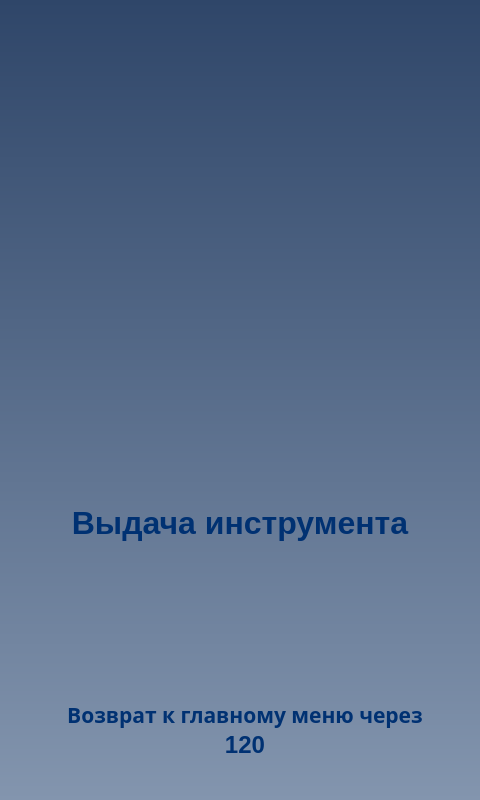
Before: the Qt Designer form client/GUI/ui/screen_32_wait.ui in komrade2801/AutoSklad, drawn with Qt 5.
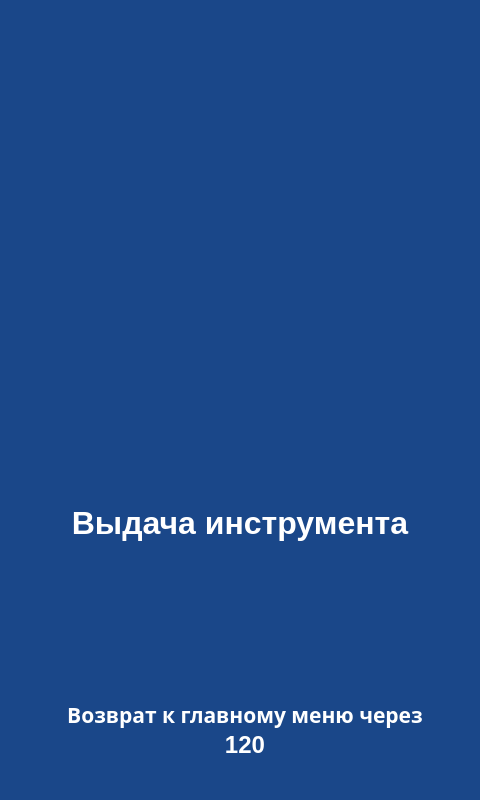
After: the same form once the commit is applied. Icons and pictures are not drawn.

Patch:
```diff
--- a/client/GUI/ui/screen_32_wait.ui
+++ b/client/GUI/ui/screen_32_wait.ui
@@ -14,7 +14,31 @@
    <string>screen_32_wait</string>
   </property>
   <property name="styleSheet">
-   <string notr="true">background-color: qlineargradient(spread:pad, x1:0.5, y1:0, x2:0.5, y2:1, stop:0 rgba(47, 70, 105, 255), stop:1 rgba(131, 149, 174, 255));</string>
+   <string notr="true">QWidget{
+	background-color: #1A4789;
+}
+QLabel {
+	background: none;
+	color: #FFFFFF;
+	border-width: 0px;
+	border-radius: 0px;
+}
+#background {
+	color: #FFFFFF;
+	background-color: #1A4789;
+	border-width: 2px;
+	border-style: groove;
+	border-color: #ff9923;
+	border-radius: 0px;
+}
+QPushButton {
+	color: #000000;
+	background-color: #86B7F4;
+	border-width: 2px;
+	border-style: outset;
+	border-color: #EAA657;
+	border-radius: 10px;
+}</string>
   </property>
   <widget class="QLabel" name="lbl_info_1">
    <property name="geometry">
@@ -31,9 +55,9 @@
       <colorrole role="WindowText">
        <brush brushstyle="SolidPattern">
         <color alpha="255">
-         <red>0</red>
-         <green>49</green>
-         <blue>114</blue>
+         <red>255</red>
+         <green>255</green>
+         <blue>255</blue>
         </color>
        </brush>
       </colorrole>
@@ -60,18 +84,18 @@
       <colorrole role="Text">
        <brush brushstyle="SolidPattern">
         <color alpha="255">
-         <red>0</red>
-         <green>49</green>
-         <blue>114</blue>
+         <red>255</red>
+         <green>255</green>
+         <blue>255</blue>
         </color>
        </brush>
       </colorrole>
       <colorrole role="ButtonText">
        <brush brushstyle="SolidPattern">
         <color alpha="255">
-         <red>0</red>
-         <green>49</green>
-         <blue>114</blue>
+         <red>255</red>
+         <green>255</green>
+         <blue>255</blue>
         </color>
        </brush>
       </colorrole>
@@ -118,9 +142,9 @@
       <colorrole role="PlaceholderText">
        <brush brushstyle="NoBrush">
         <color alpha="128">
-         <red>0</red>
-         <green>49</green>
-         <blue>114</blue>
+         <red>255</red>
+         <green>255</green>
+         <blue>255</blue>
         </color>
        </brush>
       </colorrole>
@@ -129,9 +153,9 @@
       <colorrole role="WindowText">
        <brush brushstyle="SolidPattern">
         <color alpha="255">
-         <red>0</red>
-         <green>49</green>
-         <blue>114</blue>
+         <red>255</red>
+         <green>255</green>
+         <blue>255</blue>
         </color>
        </brush>
       </colorrole>
@@ -158,18 +182,18 @@
       <colorrole role="Text">
        <brush brushstyle="SolidPattern">
         <color alpha="255">
-         <red>0</red>
-         <green>49</green>
-         <blue>114</blue>
+         <red>255</red>
+         <green>255</green>
+         <blue>255</blue>
         </color>
        </brush>
       </colorrole>
       <colorrole role="ButtonText">
        <brush brushstyle="SolidPattern">
         <color alpha="255">
-         <red>0</red>
-         <green>49</green>
-         <blue>114</blue>
+         <red>255</red>
+         <green>255</green>
+         <blue>255</blue>
         </color>
        </brush>
       </colorrole>
@@ -216,9 +240,9 @@
       <colorrole role="PlaceholderText">
        <brush brushstyle="NoBrush">
         <color alpha="128">
-         <red>0</red>
-         <green>49</green>
-         <blue>114</blue>
+         <red>255</red>
+         <green>255</green>
+         <blue>255</blue>
         </color>
        </brush>
       </colorrole>
@@ -227,9 +251,9 @@
       <colorrole role="WindowText">
        <brush brushstyle="SolidPattern">
         <color alpha="255">
-         <red>0</red>
-         <green>49</green>
-         <blue>114</blue>
+         <red>255</red>
+         <green>255</green>
+         <blue>255</blue>
         </color>
        </brush>
       </colorrole>
@@ -256,18 +280,18 @@
       <colorrole role="Text">
        <brush brushstyle="SolidPattern">
         <color alpha="255">
-         <red>0</red>
-         <green>49</green>
-         <blue>114</blue>
+         <red>255</red>
+         <green>255</green>
+         <blue>255</blue>
         </color>
        </brush>
       </colorrole>
       <colorrole role="ButtonText">
        <brush brushstyle="SolidPattern">
         <color alpha="255">
-         <red>0</red>
-         <green>49</green>
-         <blue>114</blue>
+         <red>255</red>
+         <green>255</green>
+         <blue>255</blue>
         </color>
        </brush>
       </colorrole>
@@ -314,9 +338,9 @@
       <colorrole role="PlaceholderText">
        <brush brushstyle="NoBrush">
         <color alpha="128">
-         <red>0</red>
-         <green>49</green>
-         <blue>114</blue>
+         <red>255</red>
+         <green>255</green>
+         <blue>255</blue>
         </color>
        </brush>
       </colorrole>
@@ -330,10 +354,6 @@
      <bold>true</bold>
     </font>
    </property>
-   <property name="styleSheet">
-    <string notr="true">color: rgb(0, 49, 114);
-background-color: qlineargradient(spread:pad, x1:0, y1:0, x2:1, y2:0, stop:0 rgba(0, 0, 0, 0), stop:1 rgba(255, 255, 255, 0));</string>
-   </property>
    <property name="text">
     <string>Выдача инструмента</string>
    </property>
@@ -350,9 +370,6 @@
      <height>250</height>
     </rect>
    </property>
-   <property name="styleSheet">
-    <string notr="true">background-color: qradialgradient(spread:pad, cx:0.5, cy:0.5, radius:0.5, fx:0.5, fy:0.5, stop:0.551136 rgba(0, 0, 0, 0));</string>
-   </property>
    <property name="text">
     <string/>
    </property>
@@ -378,9 +395,9 @@
       <colorrole role="WindowText">
        <brush brushstyle="SolidPattern">
         <color alpha="255">
-         <red>0</red>
-         <green>49</green>
-         <blue>114</blue>
+         <red>255</red>
+         <green>255</green>
+         <blue>255</blue>
         </color>
        </brush>
       </colorrole>
@@ -407,18 +424,18 @@
       <colorrole role="Text">
        <brush brushstyle="SolidPattern">
         <color alpha="255">
-         <red>0</red>
-         <green>49</green>
-         <blue>114</blue>
+         <red>255</red>
+         <green>255</green>
+         <blue>255</blue>
         </color>
        </brush>
       </colorrole>
       <colorrole role="ButtonText">
        <brush brushstyle="SolidPattern">
         <color alpha="255">
-         <red>0</red>
-         <green>49</green>
-         <blue>114</blue>
+         <red>255</red>
+         <green>255</green>
+         <blue>255</blue>
         </color>
        </brush>
       </colorrole>
@@ -465,9 +482,9 @@
       <colorrole role="PlaceholderText">
        <brush brushstyle="NoBrush">
         <color alpha="128">
-         <red>0</red>
-         <green>49</green>
-         <blue>114</blue>
+         <red>255</red>
+         <green>255</green>
+         <blue>255</blue>
         </color>
        </brush>
       </colorrole>
@@ -476,9 +493,9 @@
       <colorrole role="WindowText">
        <brush brushstyle="SolidPattern">
         <color alpha="255">
-         <red>0</red>
-         <green>49</green>
-         <blue>114</blue>
+         <red>255</red>
+         <green>255</green>
+         <blue>255</blue>
         </color>
        </brush>
       </colorrole>
@@ -505,18 +522,18 @@
       <colorrole role="Text">
        <brush brushstyle="SolidPattern">
         <color alpha="255">
-         <red>0</red>
-         <green>49</green>
-         <blue>114</blue>
+         <red>255</red>
+         <green>255</green>
+         <blue>255</blue>
         </color>
        </brush>
       </colorrole>
       <colorrole role="ButtonText">
        <brush brushstyle="SolidPattern">
         <color alpha="255">
-         <red>0</red>
-         <green>49</green>
-         <blue>114</blue>
+         <red>255</red>
+         <green>255</green>
+         <blue>255</blue>
         </color>
        </brush>
       </colorrole>
@@ -563,9 +580,9 @@
       <colorrole role="PlaceholderText">
        <brush brushstyle="NoBrush">
         <color alpha="128">
-         <red>0</red>
-         <green>49</green>
-         <blue>114</blue>
+         <red>255</red>
+         <green>255</green>
+         <blue>255</blue>
         </color>
        </brush>
       </colorrole>
@@ -574,9 +591,9 @@
       <colorrole role="WindowText">
        <brush brushstyle="SolidPattern">
         <color alpha="255">
-         <red>0</red>
-         <green>49</green>
-         <blue>114</blue>
+         <red>255</red>
+         <green>255</green>
+         <blue>255</blue>
         </color>
        </brush>
       </colorrole>
@@ -603,18 +620,18 @@
       <colorrole role="Text">
        <brush brushstyle="SolidPattern">
         <color alpha="255">
-         <red>0</red>
-         <green>49</green>
-         <blue>114</blue>
+         <red>255</red>
+         <green>255</green>
+         <blue>255</blue>
         </color>
        </brush>
       </colorrole>
       <colorrole role="ButtonText">
        <brush brushstyle="SolidPattern">
         <color alpha="255">
-         <red>0</red>
-         <green>49</green>
-         <blue>114</blue>
+         <red>255</red>
+         <green>255</green>
+         <blue>255</blue>
         </color>
        </brush>
       </colorrole>
@@ -661,9 +678,9 @@
       <colorrole role="PlaceholderText">
        <brush brushstyle="NoBrush">
         <color alpha="128">
-         <red>0</red>
-         <green>49</green>
-         <blue>114</blue>
+         <red>255</red>
+         <green>255</green>
+         <blue>255</blue>
         </color>
        </brush>
       </colorrole>
@@ -678,10 +695,6 @@
      <bold>true</bold>
     </font>
    </property>
-   <property name="styleSheet">
-    <string notr="true">color: rgb(0, 49, 114);
-background-color: qlineargradient(spread:pad, x1:0, y1:0, x2:1, y2:0, stop:0 rgba(0, 0, 0, 0), stop:1 rgba(255, 255, 255, 0));</string>
-   </property>
    <property name="text">
     <string>Возврат к главному меню через</string>
    </property>
@@ -704,9 +717,9 @@
       <colorrole role="WindowText">
        <brush brushstyle="SolidPattern">
         <color alpha="255">
-         <red>0</red>
-         <green>49</green>
-         <blue>114</blue>
+         <red>255</red>
+         <green>255</green>
+         <blue>255</blue>
         </color>
        </brush>
       </colorrole>
@@ -733,18 +746,18 @@
       <colorrole role="Text">
        <brush brushstyle="SolidPattern">
         <color alpha="255">
-         <red>0</red>
-         <green>49</green>
-         <blue>114</blue>
+         <red>255</red>
+         <green>255</green>
+         <blue>255</blue>
         </color>
        </brush>
       </colorrole>
       <colorrole role="ButtonText">
        <brush brushstyle="SolidPattern">
         <color alpha="255">
-         <red>0</red>
-         <green>49</green>
-         <blue>114</blue>
+         <red>255</red>
+         <green>255</green>
+         <blue>255</blue>
         </color>
        </brush>
       </colorrole>
@@ -791,9 +804,9 @@
       <colorrole role="PlaceholderText">
        <brush brushstyle="NoBrush">
         <color alpha="128">
-         <red>0</red>
-         <green>49</green>
-         <blue>114</blue>
+         <red>255</red>
+         <green>255</green>
+         <blue>255</blue>
         </color>
        </brush>
       </colorrole>
@@ -802,9 +815,9 @@
       <colorrole role="WindowText">
        <brush brushstyle="SolidPattern">
         <color alpha="255">
-         <red>0</red>
-         <green>49</green>
-         <blue>114</blue>
+         <red>255</red>
+         <green>255</green>
+         <blue>255</blue>
         </color>
        </brush>
       </colorrole>
@@ -831,18 +844,18 @@
       <colorrole role="Text">
        <brush brushstyle="SolidPattern">
         <color alpha="255">
-         <red>0</red>
-         <green>49</green>
-         <blue>114</blue>
+         <red>255</red>
+         <green>255</green>
+         <blue>255</blue>
         </color>
        </brush>
       </colorrole>
       <colorrole role="ButtonText">
        <brush brushstyle="SolidPattern">
         <color alpha="255">
-         <red>0</red>
-         <green>49</green>
-         <blue>114</blue>
+         <red>255</red>
+         <green>255</green>
+         <blue>255</blue>
         </color>
        </brush>
       </colorrole>
@@ -889,9 +902,9 @@
       <colorrole role="PlaceholderText">
        <brush brushstyle="NoBrush">
         <color alpha="128">
-         <red>0</red>
-         <green>49</green>
-         <blue>114</blue>
+         <red>255</red>
+         <green>255</green>
+         <blue>255</blue>
         </color>
        </brush>
       </colorrole>
@@ -900,9 +913,9 @@
       <colorrole role="WindowText">
        <brush brushstyle="SolidPattern">
         <color alpha="255">
-         <red>0</red>
-         <green>49</green>
-         <blue>114</blue>
+         <red>255</red>
+         <green>255</green>
+         <blue>255</blue>
         </color>
        </brush>
       </colorrole>
@@ -929,18 +942,18 @@
       <colorrole role="Text">
        <brush brushstyle="SolidPattern">
         <color alpha="255">
-         <red>0</red>
-         <green>49</green>
-         <blue>114</blue>
+         <red>255</red>
+         <green>255</green>
+         <blue>255</blue>
         </color>
        </brush>
       </colorrole>
       <colorrole role="ButtonText">
        <brush brushstyle="SolidPattern">
         <color alpha="255">
-         <red>0</red>
-         <green>49</green>
-         <blue>114</blue>
+         <red>255</red>
+         <green>255</green>
+         <blue>255</blue>
         </color>
        </brush>
       </colorrole>
@@ -987,9 +1000,9 @@
       <colorrole role="PlaceholderText">
        <brush brushstyle="NoBrush">
         <color alpha="128">
-         <red>0</red>
-         <green>49</green>
-         <blue>114</blue>
+         <red>255</red>
+         <green>255</green>
+         <blue>255</blue>
         </color>
        </brush>
       </colorrole>
@@ -1003,10 +1016,6 @@
      <bold>true</bold>
     </font>
    </property>
-   <property name="styleSheet">
-    <string notr="true">color: rgb(0, 49, 114);
-background-color: qlineargradient(spread:pad, x1:0, y1:0, x2:1, y2:0, stop:0 rgba(0, 0, 0, 0), stop:1 rgba(255, 255, 255, 0));</string>
-   </property>
    <property name="text">
     <string>120</string>
    </property>
```
